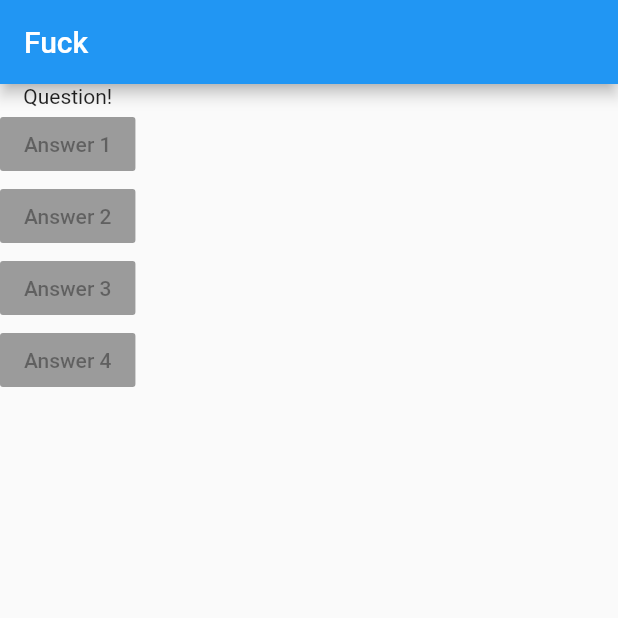
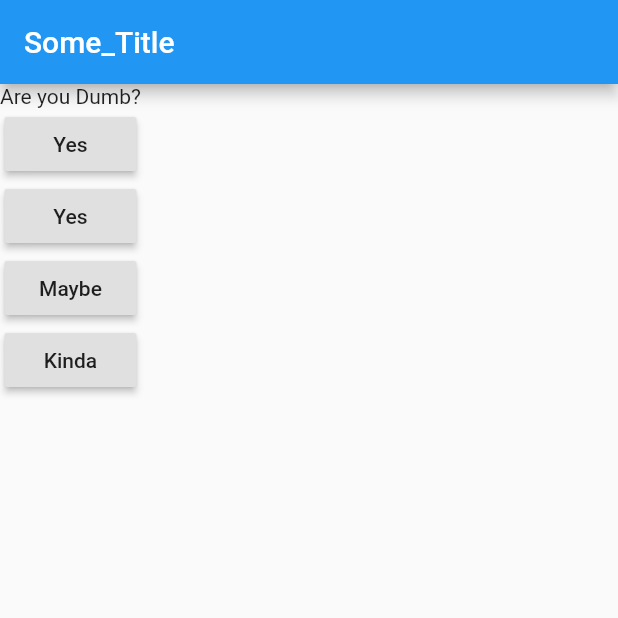
Before and after one commit to NEONSOLISALPHA/udemy-quiz-app, a Flutter app: the screen it shows after launch, on a phone screen of 412 x 824 dp, the top half of it. Run offline on Flutter 3.47's test engine with Material 2 defaults, Android fonts, the phone set to English and light mode, and no system bars.

Commit message:
changed class MyApp to a StatefulWidget and added the changing question widget with the anwerQuestions() function and the variarble questions

```diff
--- a/lib/main.dart
+++ b/lib/main.dart
@@ -3,23 +3,53 @@ import 'package:flutter/material.dart';
 
 void main() => runApp(MyApp());
 
-class MyApp extends StatelessWidget {
+class MyApp extends StatefulWidget {
+  @override
+  State<StatefulWidget> createState() {
+    return MyAppState();
+  }
+}
+
+class MyAppState extends State<MyApp> {
+  var questionIndex = 0;
+
+  var questions = [
+    'Are you Dumb?',
+    'Are you sure that you\'re not',
+  ];
+
+  void answerQuestion() {
+    setState(() {
+      questionIndex++;
+      print('Answer ' + questions[questionIndex] + 'chosen');
+    });
+  }
+
   Widget build(BuildContext context) {
     return MaterialApp(
-      home: Scaffold(
-        appBar: AppBar(
-          title: Text('Fuck'),
+        home: Scaffold(
+      appBar: AppBar(
+        title: Text('Some_Title'),
+      ),
+      body: Column(children: [
+        Text(questions[questionIndex]),
+        RaisedButton(
+          child: Text('Yes'),
+          onPressed: answerQuestion,
         ),
-        body: Column(
-          children: [
-            Text('Question!'),
-            RaisedButton(child: Text('Answer 1'), onPressed: null),
-            RaisedButton(child: Text('Answer 2'), onPressed: null),
-            RaisedButton(child: Text('Answer 3'), onPressed: null),
-            RaisedButton(child: Text('Answer 4'), onPressed: null),
-          ],
+        RaisedButton(
+          child: Text('Yes'),
+          onPressed: answerQuestion,
         ),
-      ),
-    );
+        RaisedButton(
+          child: Text('Maybe'),
+          onPressed: answerQuestion,
+        ),
+        RaisedButton(
+          child: Text('Kinda'),
+          onPressed: answerQuestion,
+        ),
+      ]),
+    ));
   }
 }
```
